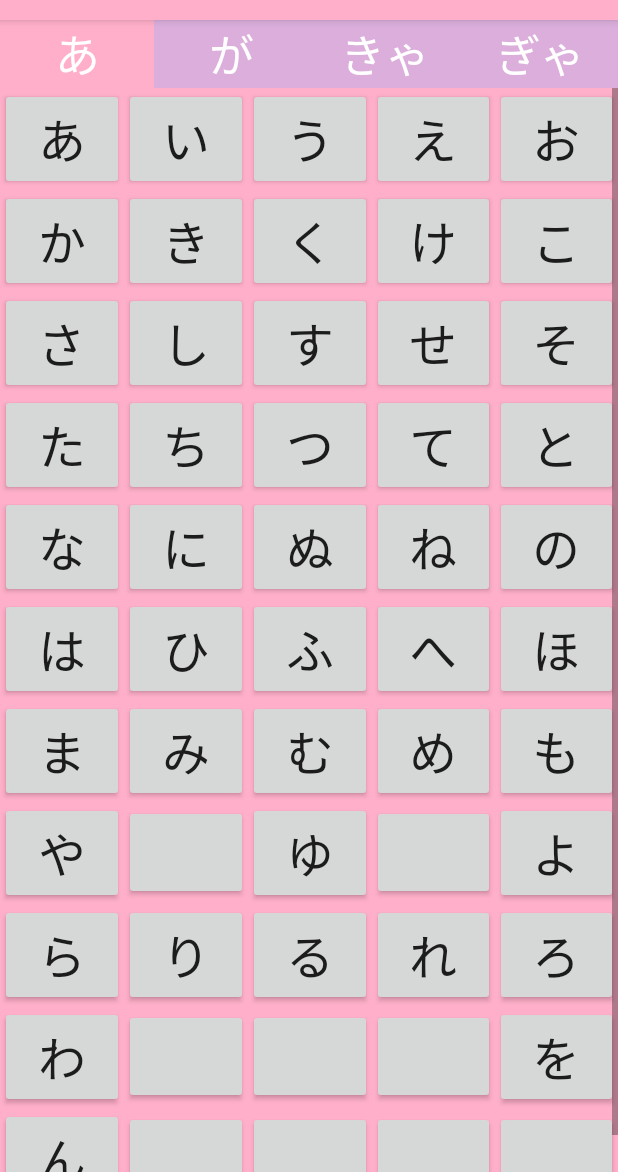
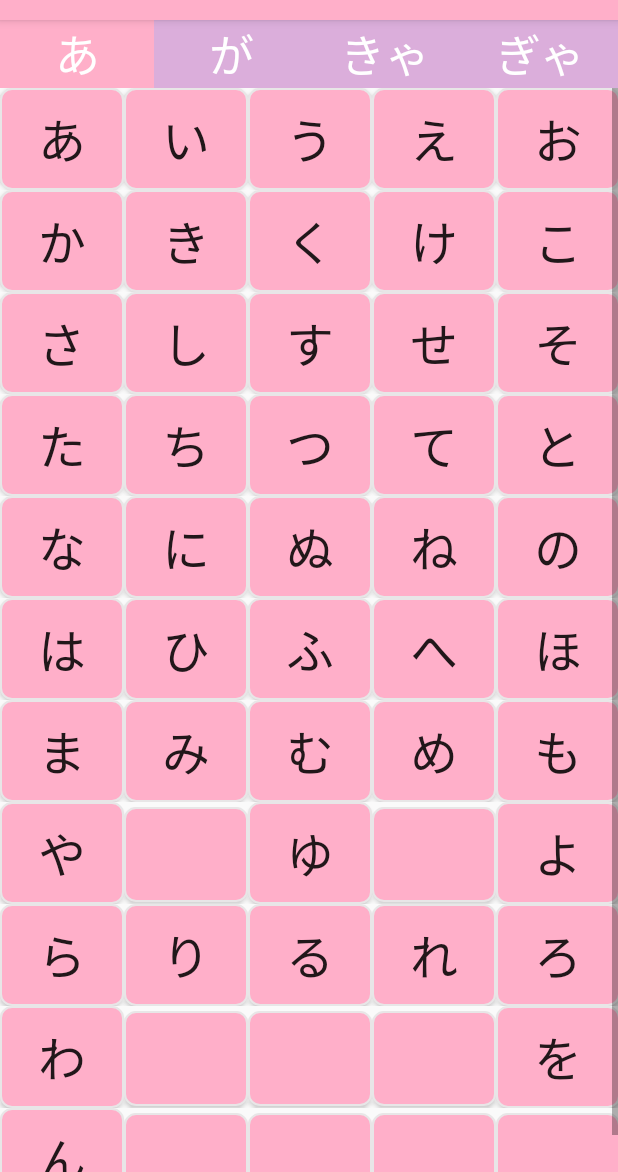
Before and after one commit to AlphaUMa/Hiragana, an Android app: the Fragment1 screen opened directly, with no data from a screen before it, on a phone screen of 412 x 824 dp, the part 64-1236 px from its top. Run offline under Robolectric (Android 15) with nearby library versions, the phone set to English and light mode, and no system bars.

Commit message:
main page

```diff
--- a/app/src/main/java/com/example/zz7/hiragana/Fragment1.java
+++ b/app/src/main/java/com/example/zz7/hiragana/Fragment1.java
@@ -1,6 +1,5 @@
 package com.example.zz7.hiragana;
 
-import android.content.DialogInterface;
 import android.media.MediaPlayer;
 import android.os.Bundle;
 import android.support.v4.app.Fragment;
@@ -10,15 +9,9 @@ import android.view.LayoutInflater;
 import android.view.View;
 import android.view.ViewGroup;
 import android.widget.Button;
-import android.widget.FrameLayout;
-import android.widget.LinearLayout;
-import android.widget.RelativeLayout;
-import android.widget.ScrollView;
 import android.widget.TableLayout;
 import android.widget.TableRow;
 import android.net.Uri;
-
-import java.net.URI;
 
 /**
  * Created by zz7 on 16-4-3.
@@ -48,17 +41,15 @@ public class Fragment1 extends Fragment {
                 button.setText(name_array[5 * i + j]);
                 button.setId(100 + i * 5 + j);
 
-                TableRow.LayoutParams params = new TableRow.LayoutParams(TableRow.LayoutParams.WRAP_CONTENT,
-                        TableRow.LayoutParams.WRAP_CONTENT);
-                params.weight=1;
-                params.gravity=Gravity.CENTER;
-                button.setLayoutParams(params);
+//                TableRow.LayoutParams params = new TableRow.LayoutParams(TableRow.LayoutParams.MATCH_PARENT,
+//                        TableRow.LayoutParams.MATCH_PARENT);
+//                params.weight=1;
+//                params.gravity=Gravity.CENTER;
+//                button.setLayoutParams(params);
 
                 button.setGravity(Gravity.CENTER);
                 button.setTextSize(32);
-
-
-
+                button.setBackground(getResources().getDrawable(R.drawable.table_button));
 
                         button.setOnClickListener(new View.OnClickListener() {
                     @Override
--- a/app/src/main/java/com/example/zz7/hiragana/Fragment2.java
+++ b/app/src/main/java/com/example/zz7/hiragana/Fragment2.java
@@ -5,6 +5,7 @@ import android.net.Uri;
 import android.os.Bundle;
 import android.support.v4.app.Fragment;
 import android.util.Log;
+import android.view.Gravity;
 import android.view.LayoutInflater;
 import android.view.View;
 import android.view.ViewGroup;
@@ -38,8 +39,10 @@ public class Fragment2 extends Fragment {
                 Button button = new Button(getContext());
                 button.setText(name_array[5 * i + j]);
                 button.setId(200 + i * 5 + j);
-//                uri = Uri.parse("android.resource://" + getContext().getPackageName() + "/raw/" + sound_array[i*5+j] );
-//                Log.e("uri", uri.toString());
+
+                button.setGravity(Gravity.CENTER);
+                button.setTextSize(32);
+                button.setBackground(getResources().getDrawable(R.drawable.table_button));
 
                 button.setOnClickListener(new View.OnClickListener() {
                     @Override
--- a/app/src/main/res/drawable/table_button.xml
+++ b/app/src/main/res/drawable/table_button.xml
@@ -1,27 +1,8 @@
 <?xml version="1.0" encoding="utf-8"?>
-<selector xmlns:android="http://schemas.android.com/apk/res/android">
 
 
-    <item android:state_pressed="true">
-        <shape android:shape="rectangle">
-            <corners android:radius="3dip" />
-            <stroke android:width="1dip" android:color="@color/light_blue" />
-            <solid android:color="@color/light_blue" />
-        </shape>
-    </item>
-
-    <item android:state_focused="true">
-        <shape android:shape="rectangle">
-            <corners android:radius="3dip" />
-            <stroke android:width="1dip" android:color="@color/light_blue" />
-            <solid android:color="@color/light_blue" />
-        </shape>
-    </item>
-
-
-    <!--<item android:drawable="@drawable/bt_default" />-->
-
-    <item android:drawable="@android:color/transparent" />
-
-
+<selector xmlns:android="http://schemas.android.com/apk/res/android">
+    <item android:drawable="@drawable/table_button_pressed"
+        android:state_pressed="true" />
+    <item android:drawable="@drawable/table_button_default" />
 </selector>
--- /dev/null
+++ b/app/src/main/res/drawable/table_button_default.xml
@@ -0,0 +1,17 @@
+<?xml version="1.0" encoding="utf-8"?>
+
+<shape xmlns:android="http://schemas.android.com/apk/res/android"
+    android:shape="rectangle">
+    <corners
+        android:bottomLeftRadius="7dp"
+        android:bottomRightRadius="7dp"
+        android:radius="0.1dp"
+        android:topLeftRadius="7dp"
+        android:topRightRadius="7dp" />
+
+    <solid android:color="@color/pink" />
+
+    <stroke
+        android:width="1dp"
+        android:color="#E8E6E7" />
+</shape>
--- /dev/null
+++ b/app/src/main/res/drawable/table_button_pressed.xml
@@ -0,0 +1,16 @@
+<?xml version="1.0" encoding="utf-8"?>
+<shape xmlns:android="http://schemas.android.com/apk/res/android"
+    android:shape="rectangle">
+    <corners
+        android:bottomLeftRadius="7dp"
+        android:bottomRightRadius="7dp"
+        android:radius="0.1dp"
+        android:topLeftRadius="7dp"
+        android:topRightRadius="7dp" />
+
+    <solid android:color="@color/light_blue" />
+
+    <stroke
+        android:width="1dp"
+        android:color="@color/light_orange" />
+</shape>
--- a/app/src/main/res/layout/activity_practice.xml
+++ b/app/src/main/res/layout/activity_practice.xml
@@ -56,8 +56,8 @@
         android:id="@+id/pager"
         android:layout_width="match_parent"
         android:layout_height="match_parent"
-        android:layout_below="@id/rg"
-        android:background="@color/pink"/>
+        android:layout_below="@id/rg" />
+    <!-- android:background="@color/pink"-->
 
 
 </RelativeLayout>
--- a/app/src/main/res/values/colors.xml
+++ b/app/src/main/res/values/colors.xml
@@ -17,5 +17,4 @@
     <color name="light_orange">#FF9352</color>
 
 
-
 </resources>
--- a/app/src/main/res/values/styles.xml
+++ b/app/src/main/res/values/styles.xml
@@ -25,11 +25,11 @@
     </style>
 
     <style name="main_button" parent="Base.Widget.AppCompat.Button">
-        <item name="android:textSize">40dp</item>
-        <item name="android:layout_margin">0.5dp</item>
+        <item name="android:gravity">center</item>
+        <item name="android:textSize">20dp</item>
+        <item name="android:padding">30dp</item>
         <item name="android:textColor">@color/hi_white</item>
         <item name="android:background">@color/pink</item>
-        <item name="android:layout_marginTop">50dp</item>
     </style>
 
     <style name="text1">
```
Also changed, not shown: app/src/main/java/com/example/zz7/hiragana/Fragment3.java (+14 -11 lines), app/src/main/java/com/example/zz7/hiragana/Fragment4.java (+13 -12 lines), app/src/main/res/layout/activity_main.xml (+10 -10 lines). Lines whose indentation alone changed are shown as unchanged.
